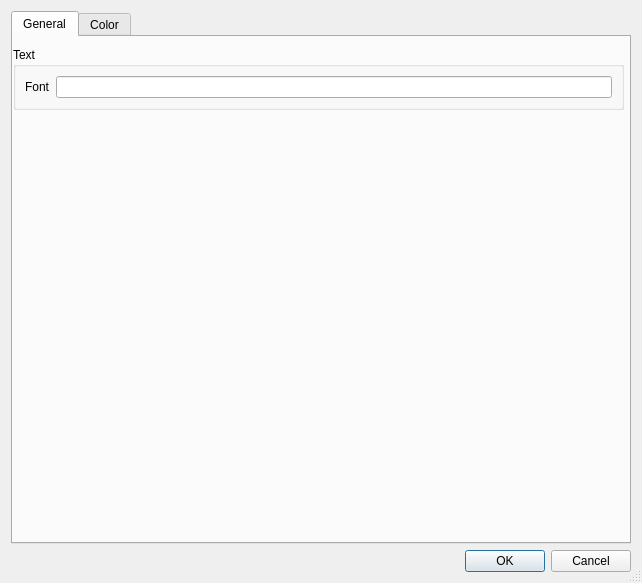
wisk/medusa, file src/ui/qt/SettingsDialog.ui: the form before one commit.
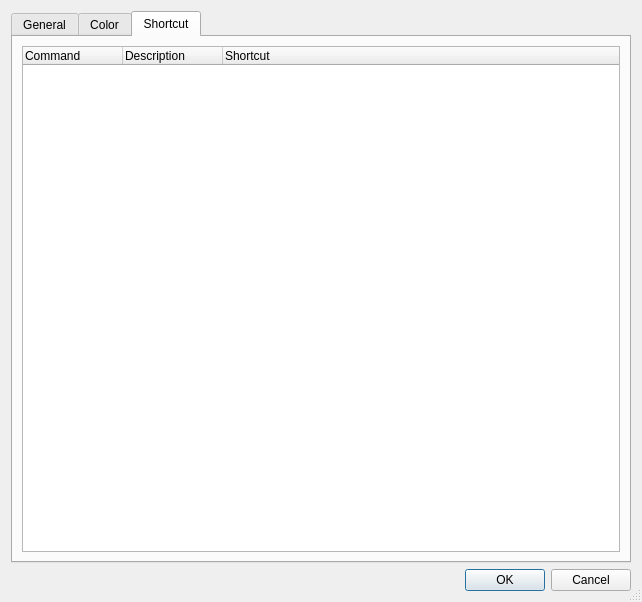
The form after the commit. Icons and pictures are not drawn.

Commit message: ui_qt: start to implement keyboard shortcut

Patch:
```diff
--- a/src/ui/qt/SettingsDialog.ui
+++ b/src/ui/qt/SettingsDialog.ui
@@ -7,7 +7,7 @@
     <x>0</x>
     <y>0</y>
     <width>642</width>
-    <height>583</height>
+    <height>602</height>
    </rect>
   </property>
   <property name="windowTitle">
@@ -33,7 +33,7 @@
       <enum>QTabWidget::North</enum>
      </property>
      <property name="currentIndex">
-      <number>0</number>
+      <number>2</number>
      </property>
      <property name="documentMode">
       <bool>false</bool>
@@ -474,6 +474,32 @@
        </item>
       </layout>
      </widget>
+     <widget class="QWidget" name="ShortcutTab">
+      <attribute name="title">
+       <string>Shortcut</string>
+      </attribute>
+      <layout class="QGridLayout" name="gridLayout">
+       <item row="0" column="0">
+        <widget class="QTreeWidget" name="ShortcutWidget">
+         <column>
+          <property name="text">
+           <string>Command</string>
+          </property>
+         </column>
+         <column>
+          <property name="text">
+           <string>Description</string>
+          </property>
+         </column>
+         <column>
+          <property name="text">
+           <string>Shortcut</string>
+          </property>
+         </column>
+        </widget>
+       </item>
+      </layout>
+     </widget>
     </widget>
    </item>
    <item>
```
Left out of the diff: 82 changed lines with no effect on the pictures. The commit also changes 1 other file.
